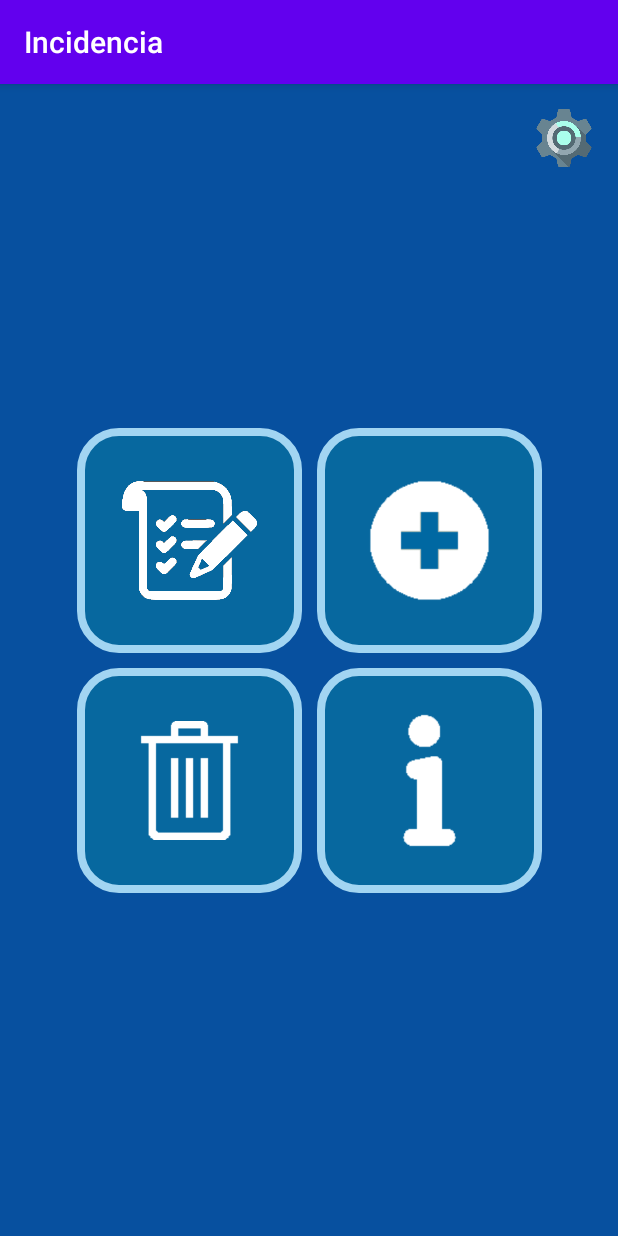
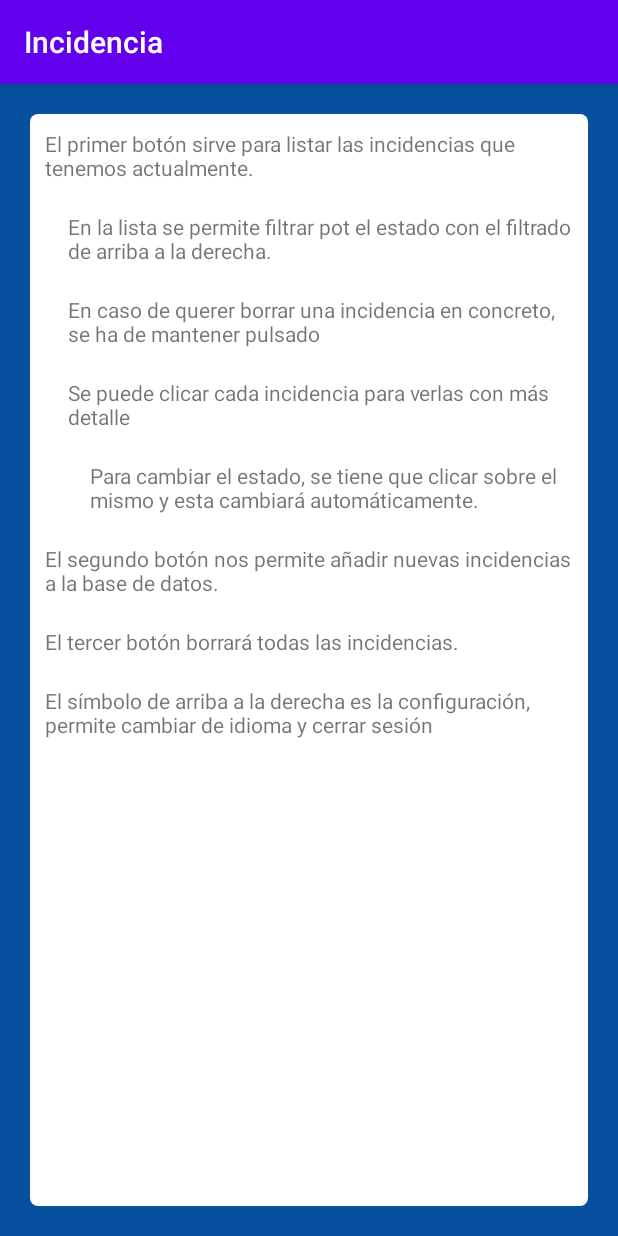
Before and after one commit to Ken-MITS/Incidencias, an Android app: the Menu screen opened directly, with no data from a screen before it, after a tap on an icon or button, on a phone screen of 412 x 824 dp. Run offline under Robolectric (Android 15) with nearby library versions, the phone set to English and light mode, and no system bars.

Commit message:
Diseño acabado

```diff
--- a/app/src/main/java/com/example/incidencia/Add.java
+++ b/app/src/main/java/com/example/incidencia/Add.java
@@ -50,6 +50,8 @@ public class Add extends Fragment{
         // Apply the adapter to the spinner
         spinner.setAdapter(adapter);
 
+
+
         final Button buttonAfegir = menu.findViewById(R.id.buttonAfegir);
         buttonAfegir.setText(getResources().getString(R.string.bAdd));
 
--- /dev/null
+++ b/app/src/main/java/com/example/incidencia/Help.java
@@ -0,0 +1,22 @@
+package com.example.incidencia;
+
+import android.os.Bundle;
+
+import androidx.fragment.app.Fragment;
+
+import android.view.LayoutInflater;
+import android.view.View;
+import android.view.ViewGroup;
+
+public class Help extends Fragment {
+
+    public Help() {
+        // Required empty public constructor
+    }
+
+    @Override
+    public View onCreateView(LayoutInflater inflater, ViewGroup container,
+                             Bundle savedInstanceState) {
+        return inflater.inflate(R.layout.fragment_help, container, false);
+    }
+}
--- a/app/src/main/java/com/example/incidencia/List.java
+++ b/app/src/main/java/com/example/incidencia/List.java
@@ -43,16 +43,14 @@ public class List extends Fragment {
         a = dbHelper.showIncidencias();
 
         final RecyclerView recyclerView = (RecyclerView) view.findViewById(R.id.recyclerView);
-        RecyclerViewAdapter adapter = new RecyclerViewAdapter(a, getContext());
-        recyclerView.setAdapter(adapter);
-        recyclerView.setLayoutManager(new LinearLayoutManager(getContext()));
+
 
         final Spinner spinner = (Spinner) view.findViewById(R.id.spinner2);
         ArrayAdapter<CharSequence> spinnerAdapter= ArrayAdapter.createFromResource(getActivity(), R.array.statusFilter, android.R.layout.simple_spinner_item);
         spinnerAdapter.setDropDownViewResource(android.R.layout.simple_spinner_dropdown_item);
         spinner.setAdapter(spinnerAdapter);
 
-        spinner.setSelection(0);
+        //spinner.setSelection(1);
 
         spinner.setOnItemSelectedListener(new AdapterView.OnItemSelectedListener() {
             @Override
--- a/app/src/main/java/com/example/incidencia/Menu.java
+++ b/app/src/main/java/com/example/incidencia/Menu.java
@@ -122,8 +122,17 @@ public class Menu extends AppCompatActivity implements View.OnClickListener {
             }
         });
 
-        ImageView help= findViewById(R.id.bHelp);
+        final ImageView help= findViewById(R.id.bHelp);
+        help.setOnClickListener(new View.OnClickListener() {
+            @Override
+            public void onClick(View v) {
+                FragmentManager menuManager = getSupportFragmentManager();
+                Fragment help = new Help();
+                menuManager.beginTransaction().replace(R.id.mainFragment, help).addToBackStack(null).commit();
 
+                settings.setVisibility(View.INVISIBLE);
+            }
+        });
 
 
     }
--- a/app/src/main/java/com/example/incidencia/RecyclerViewAdapter.java
+++ b/app/src/main/java/com/example/incidencia/RecyclerViewAdapter.java
@@ -91,7 +91,6 @@ public class RecyclerViewAdapter extends RecyclerView.Adapter<RecyclerViewAdapte
         holder.itemView.setOnClickListener(new View.OnClickListener() {
             @Override
             public void onClick(View v) {
-                Toast.makeText(context, "Test click"+String.valueOf(holder.getAdapterPosition()),Toast.LENGTH_SHORT).show();
                 segundoFragment=true;
 
                 AppCompatActivity activity = (AppCompatActivity)v.getContext();
--- /dev/null
+++ b/app/src/main/res/layout/fragment_help.xml
@@ -0,0 +1,103 @@
+<?xml version="1.0" encoding="utf-8"?>
+<FrameLayout xmlns:android="http://schemas.android.com/apk/res/android"
+    xmlns:tools="http://schemas.android.com/tools"
+    android:layout_width="match_parent"
+    android:layout_height="match_parent"
+    tools:context=".Help"
+    android:background="@drawable/item_container"
+    android:layout_margin="20dp"
+    android:padding="10dp">
+
+    <LinearLayout
+        android:layout_width="match_parent"
+        android:layout_height="match_parent"
+        android:orientation="vertical">
+
+        <TextView
+            android:id="@+id/textView3"
+            android:layout_width="match_parent"
+            android:layout_height="wrap_content"
+            android:text="@string/first" />
+
+        <Space
+            android:layout_width="match_parent"
+            android:layout_height="20dp">
+        </Space>
+
+        <TextView
+            android:id="@+id/textView4"
+            android:layout_width="match_parent"
+            android:layout_height="wrap_content"
+            android:text="@string/first1"
+            android:layout_marginLeft="15dp"/>
+
+        <Space
+            android:layout_width="match_parent"
+            android:layout_height="20dp">
+        </Space>
+
+        <TextView
+            android:id="@+id/textView5"
+            android:layout_width="match_parent"
+            android:layout_height="wrap_content"
+            android:text="@string/first2"
+            android:layout_marginLeft="15dp"/>
+        <Space
+            android:layout_width="match_parent"
+            android:layout_height="20dp">
+        </Space>
+
+        <TextView
+            android:id="@+id/textView6"
+            android:layout_width="match_parent"
+            android:layout_height="wrap_content"
+            android:text="@string/first3"
+            android:layout_marginLeft="15dp"/>
+
+         <Space
+            android:layout_width="match_parent"
+            android:layout_height="20dp">
+        </Space>
+
+        <TextView
+            android:id="@+id/textView7"
+            android:layout_width="match_parent"
+            android:layout_height="wrap_content"
+            android:text="@string/first4"
+            android:layout_marginLeft="30dp"/>
+
+        <Space
+            android:layout_width="match_parent"
+            android:layout_height="20dp">
+        </Space>
+
+        <TextView
+            android:id="@+id/textView8"
+            android:layout_width="match_parent"
+            android:layout_height="wrap_content"
+            android:text="@string/second" />
+
+        <Space
+            android:layout_width="match_parent"
+            android:layout_height="20dp">
+        </Space>
+
+        <TextView
+            android:id="@+id/textView9"
+            android:layout_width="match_parent"
+            android:layout_height="wrap_content"
+            android:text="@string/third" />
+
+        <Space
+            android:layout_width="match_parent"
+            android:layout_height="20dp">
+        </Space>
+
+        <TextView
+            android:id="@+id/textView10"
+            android:layout_width="match_parent"
+            android:layout_height="wrap_content"
+            android:text="@string/fourth" />
+    </LinearLayout>
+
+</FrameLayout>
--- a/app/src/main/res/values/strings.xml
+++ b/app/src/main/res/values/strings.xml
@@ -67,4 +67,15 @@
         <item>@string/done</item>
     </string-array>
 
+    <!-- help -->
+    <string name="first">El primer botón sirve para listar las incidencias que tenemos actualmente.</string>
+    <string name="first1">En la lista se permite filtrar pot el estado con el filtrado de arriba a la derecha.</string>
+    <string name="first2">En caso de querer borrar una incidencia en concreto, se ha de mantener pulsado</string>
+    <string name="first3">Se puede clicar cada incidencia para verlas con más detalle</string>
+    <string name="first4">Para cambiar el estado, se tiene que clicar sobre el mismo y esta cambiará automáticamente.</string>
+    <string name="second">El segundo botón nos permite añadir nuevas incidencias a la base de datos.</string>
+    <string name="third">El tercer botón borrará todas las incidencias.</string>.
+    <string name="fourth">El símbolo de arriba a la derecha es la configuración, permite cambiar de idioma y cerrar sesión</string>
+
+
 </resources>
```
Also changed, not shown: app/src/main/res/drawable/main_buttons_mini.xml (added, +26 -0 lines), app/src/main/res/layout/activity_main.xml (+21 -16 lines), app/src/main/res/layout/fragment_add.xml (+26 -16 lines), app/src/main/res/layout/fragment_ajustes.xml (+46 -14 lines), app/src/main/res/layout/fragment_list.xml (+4 -3 lines), 1 other file.
